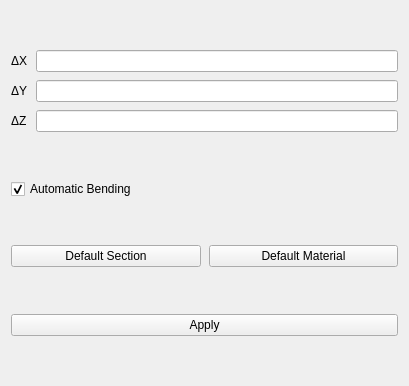
Old version of the form data/ui_files/add_structure.ui in the repository open-pulse/opps.
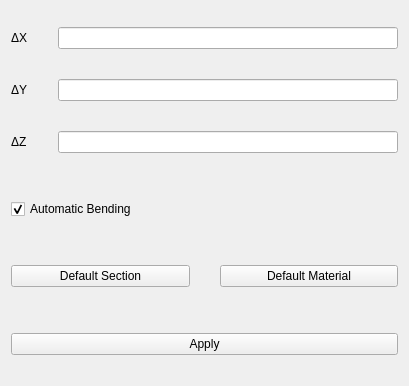
New version of the form.

```diff
--- a/data/ui_files/add_structure.ui
+++ b/data/ui_files/add_structure.ui
@@ -20,21 +20,11 @@
    <item>
     <layout class="QVBoxLayout" name="verticalLayout">
      <property name="spacing">
-      <number>8</number>
+      <number>30</number>
      </property>
-     <item>
-      <spacer name="verticalSpacer_3">
-       <property name="orientation">
-        <enum>Qt::Vertical</enum>
-       </property>
-       <property name="sizeHint" stdset="0">
-        <size>
-         <width>20</width>
-         <height>40</height>
-        </size>
-       </property>
-      </spacer>
-     </item>
+     <property name="topMargin">
+      <number>0</number>
+     </property>
      <item>
       <layout class="QGridLayout" name="gridLayout">
        <item row="3" column="1">
@@ -69,19 +59,6 @@
        </item>
       </layout>
      </item>
-     <item>
-      <spacer name="verticalSpacer">
-       <property name="orientation">
-        <enum>Qt::Vertical</enum>
-       </property>
-       <property name="sizeHint" stdset="0">
-        <size>
-         <width>20</width>
-         <height>40</height>
-        </size>
-       </property>
-      </spacer>
-     </item>
      <item>
       <layout class="QVBoxLayout" name="verticalLayout_2">
        <item>
@@ -99,19 +76,6 @@
        </item>
       </layout>
      </item>
-     <item>
-      <spacer name="verticalSpacer_2">
-       <property name="orientation">
-        <enum>Qt::Vertical</enum>
-       </property>
-       <property name="sizeHint" stdset="0">
-        <size>
-         <width>20</width>
-         <height>40</height>
-        </size>
-       </property>
-      </spacer>
-     </item>
      <item>
       <layout class="QHBoxLayout" name="horizontalLayout">
        <item>
@@ -130,19 +94,6 @@
        </item>
       </layout>
      </item>
-     <item>
-      <spacer name="verticalSpacer_5">
-       <property name="orientation">
-        <enum>Qt::Vertical</enum>
-       </property>
-       <property name="sizeHint" stdset="0">
-        <size>
-         <width>20</width>
-         <height>40</height>
-        </size>
-       </property>
-      </spacer>
-     </item>
      <item>
       <widget class="QPushButton" name="apply_button">
        <property name="text">
@@ -150,19 +101,6 @@
        </property>
       </widget>
      </item>
-     <item>
-      <spacer name="verticalSpacer_4">
-       <property name="orientation">
-        <enum>Qt::Vertical</enum>
-       </property>
-       <property name="sizeHint" stdset="0">
-        <size>
-         <width>20</width>
-         <height>40</height>
-        </size>
-       </property>
-      </spacer>
-     </item>
     </layout>
    </item>
   </layout>
```
